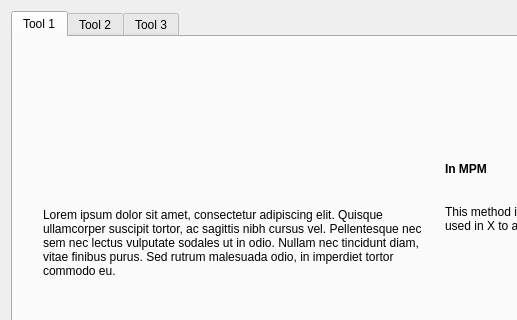
This is eis_qgis_plugin/resources/ui/granite_layer_window.ui in GispoCoding/eis_qgis_plugin as Qt 5 draws it before an edit; both pictures show x 0 to 517 and y 0 to 320 of the 640 by 480 pixel window. The edited form follows.
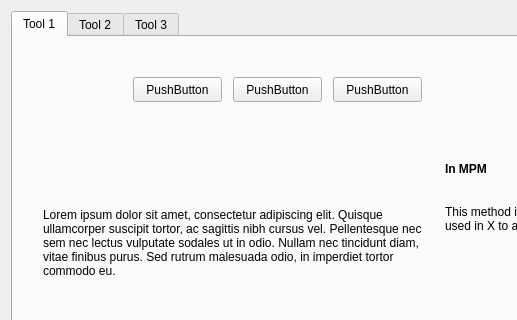
This is the edited form. Icons and pictures are not drawn.

```diff
--- a/eis_qgis_plugin/resources/ui/granite_layer_window.ui
+++ b/eis_qgis_plugin/resources/ui/granite_layer_window.ui
@@ -118,6 +118,45 @@
         </item>
        </layout>
       </widget>
+      <widget class="QPushButton" name="pushButton">
+       <property name="geometry">
+        <rect>
+         <x>120</x>
+         <y>40</y>
+         <width>89</width>
+         <height>25</height>
+        </rect>
+       </property>
+       <property name="text">
+        <string>PushButton</string>
+       </property>
+      </widget>
+      <widget class="QPushButton" name="pushButton_3">
+       <property name="geometry">
+        <rect>
+         <x>220</x>
+         <y>40</y>
+         <width>89</width>
+         <height>25</height>
+        </rect>
+       </property>
+       <property name="text">
+        <string>PushButton</string>
+       </property>
+      </widget>
+      <widget class="QPushButton" name="pushButton_4">
+       <property name="geometry">
+        <rect>
+         <x>320</x>
+         <y>40</y>
+         <width>89</width>
+         <height>25</height>
+        </rect>
+       </property>
+       <property name="text">
+        <string>PushButton</string>
+       </property>
+      </widget>
      </widget>
      <widget class="QWidget" name="tab_2">
       <attribute name="title">
```
